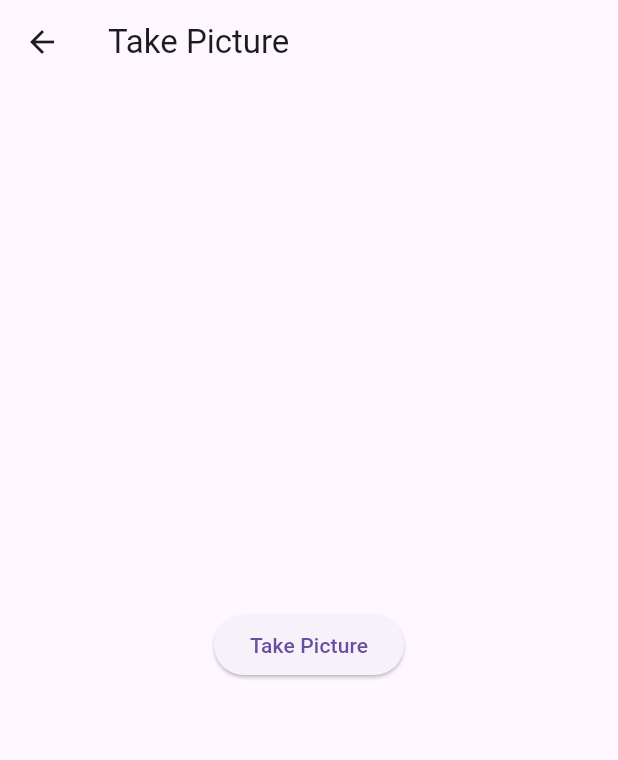
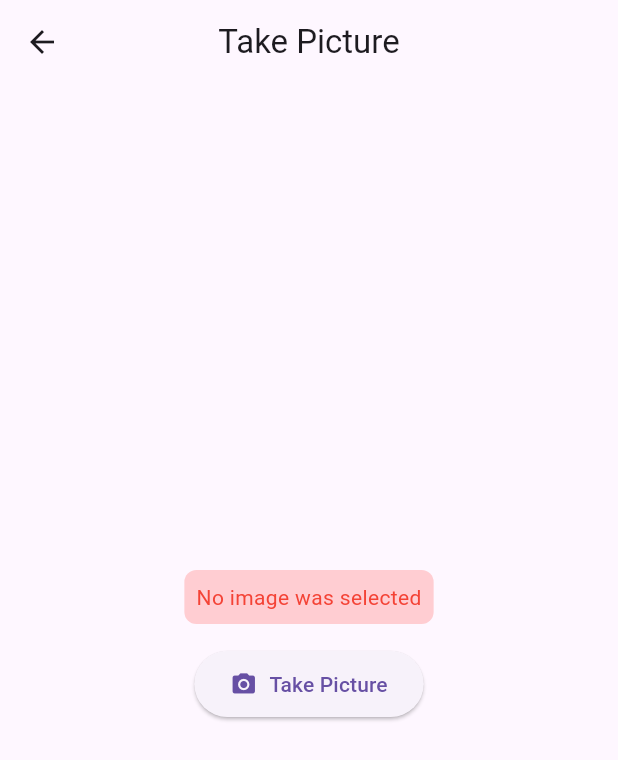
Before and after one commit to RowanTamer23/SizeChanger, a Flutter app: the TakepicScreen screen opened directly, after a tap on "Take Picture", on a phone screen of 412 x 824 dp. Shown: the top 760 px of the screen. Run offline on Flutter 3.47's test engine with Material 3 defaults, Android fonts, the phone set to English and light mode, and no system bars; our stand-ins replace cloud_firestore, firebase_core, firebase_storage, image_picker; accounts and stored records are empty.

```diff
--- a/lib/presentation/screens/takepic.dart
+++ b/lib/presentation/screens/takepic.dart
@@ -16,28 +16,34 @@ class TakepicScreen extends StatefulWidget {
 }
 
 class _TakepicScreenState extends State<TakepicScreen> {
-  File? _TakenImage;
-  String? downloadURL;
+  File? _takenImage;
+  String? _downloadUrl;
   bool _isUploading = false;
   bool _showContainer = false;
+  String? _errorMessage;
 
-  Future<void> _TakeAndUploadImage() async {
+  Future<void> _takeAndUploadImage() async {
     try {
       final ImagePicker picker = ImagePicker();
-      final XFile? image = await picker.pickImage(source: ImageSource.camera);
+      final XFile? image = await picker.pickImage(
+        source: ImageSource.camera,
+        imageQuality: 100,
+        maxWidth: 1920,
+      );
 
       if (image == null) {
-        print("No image selected.");
+        _showError('No image was selected');
         return;
       }
 
       setState(() {
-        _TakenImage = File(image.path);
+        _takenImage = File(image.path);
+        _errorMessage = null;
       });
 
       await _uploadImageToFirebase(image.path);
     } catch (e) {
-      print('Error picking image: $e');
+      _showError('Error taking picture: $e');
     }
   }
 
@@ -45,21 +51,21 @@ class _TakepicScreenState extends State<TakepicScreen> {
     try {
       setState(() {
         _isUploading = true;
+        _errorMessage = null;
       });
-      FirebaseStorage storage = FirebaseStorage.instance;
-      Reference ref = storage
+
+      final storage = FirebaseStorage.instance;
+      final ref = storage
           .ref()
           .child('images/${DateTime.now().millisecondsSinceEpoch}.jpg');
+      final imageFile = File(imagePath);
 
-      File imageFile = File(imagePath);
       await ref.putFile(imageFile);
-
-      String url = await ref.getDownloadURL();
-      print("Image uploaded! Download URL: $url");
+      final url = await ref.getDownloadURL();
 
       if (mounted) {
         setState(() {
-          downloadURL = url;
+          _downloadUrl = url;
           _isUploading = false;
         });
       }
@@ -79,8 +85,8 @@ class _TakepicScreenState extends State<TakepicScreen> {
     } catch (e) {
       setState(() {
         _isUploading = false;
+        _errorMessage = 'Error uploading image: $e';
       });
-      print('Error uploading image: $e');
     }
   }
 
@@ -90,49 +96,83 @@ class _TakepicScreenState extends State<TakepicScreen> {
     });
   }
 
+  void _showError(String message) {
+    setState(() {
+      _errorMessage = message;
+    });
+  }
+
   @override
   Widget build(BuildContext context) {
     return Scaffold(
-      appBar: AppBar(title: const Text('Take Picture')),
+      appBar: AppBar(
+        title: const Text('Take Picture'),
+        centerTitle: true,
+      ),
       body: Center(
         child: SingleChildScrollView(
+          padding: const EdgeInsets.all(16.0),
           child: Column(
             mainAxisAlignment: MainAxisAlignment.center,
             children: [
-              ElevatedButton(
-                onPressed: _TakeAndUploadImage,
-                child: const Text('Take Picture'),
+              if (_errorMessage != null)
+                Container(
+                  padding: const EdgeInsets.all(8.0),
+                  margin: const EdgeInsets.only(bottom: 16.0),
+                  decoration: BoxDecoration(
+                    color: Colors.red.shade100,
+                    borderRadius: BorderRadius.circular(8.0),
                   ),
-              if (_TakenImage != null)
-                Column(children: [
+                  child: Text(
+                    _errorMessage!,
+                    style: const TextStyle(color: Colors.red),
+                  ),
+                ),
+              ElevatedButton.icon(
+                onPressed: _isUploading ? null : _takeAndUploadImage,
+                icon: const Icon(Icons.camera_alt),
+                label: const Text('Take Picture'),
+                style: ElevatedButton.styleFrom(
+                  padding:
+                      const EdgeInsets.symmetric(horizontal: 24, vertical: 12),
+                ),
+              ),
+              if (_takenImage != null) ...[
+                const SizedBox(height: 20),
                 ElevatedButton(
                   onPressed: _toggleContainer,
-                    child: Text(_showContainer ? 'hide' : 'show'),
+                  child: Text(_showContainer ? 'Hide Preview' : 'Show Preview'),
                 ),
-                  SizedBox(
-                    height: 20,
-                  ),
+                const SizedBox(height: 20),
                 if (_showContainer)
                   Container(
-                      width: 400,
+                    width: MediaQuery.of(context).size.width * 0.8,
                     height: 250,
-                      alignment: Alignment.center,
+                    decoration: BoxDecoration(
+                      border: Border.all(color: Colors.grey.shade300),
+                      borderRadius: BorderRadius.circular(8.0),
+                    ),
+                    child: ClipRRect(
+                      borderRadius: BorderRadius.circular(8.0),
                       child: Image.file(
-                        _TakenImage!,
+                        _takenImage!,
                         fit: BoxFit.cover,
                       ),
                     ),
-                  SizedBox(
-                    height: 20,
-                  )
-                ]),
+                  ),
+              ],
               const SizedBox(height: 20),
-              if (downloadURL != null) // Show only if URL is available
-                ElevatedButton(
-                  onPressed: () => _launchURL(downloadURL!),
-                  child: const Text('View'),
+              if (_downloadUrl != null)
+                ElevatedButton.icon(
+                  onPressed: () => _launchURL(_downloadUrl!),
+                  icon: const Icon(Icons.link),
+                  label: const Text('View Uploaded Image'),
                 ),
-              if (_isUploading) const CircularProgressIndicator()
+              if (_isUploading)
+                const Padding(
+                  padding: EdgeInsets.all(16.0),
+                  child: CircularProgressIndicator(),
+                ),
             ],
           ),
         ),
@@ -143,9 +183,11 @@ class _TakepicScreenState extends State<TakepicScreen> {
   Future<void> _launchURL(String url) async {
     final Uri uri = Uri.parse(url);
     if (!await launchUrl(uri, mode: LaunchMode.externalApplication)) {
+      if (mounted) {
         ScaffoldMessenger.of(context).showSnackBar(
           SnackBar(content: Text('Could not launch $url')),
         );
       }
     }
   }
+}
--- a/pubspec.yaml
+++ b/pubspec.yaml
@@ -39,8 +39,7 @@ dependencies:
   firebase_storage: ^12.4.3
   image_picker: ^1.1.2
   url_launcher: ^6.3.1
-  # The following adds the Cupertino Icons font to your application.
-  # Use with the CupertinoIcons class for iOS style icons.
+  flutter_bloc: ^8.1.2
   cupertino_icons: ^1.0.8
   pigeon: ^24.1.1
 
```
Also changed, not shown: pubspec.lock, 2 other files. Lines whose indentation alone changed are shown as unchanged.
